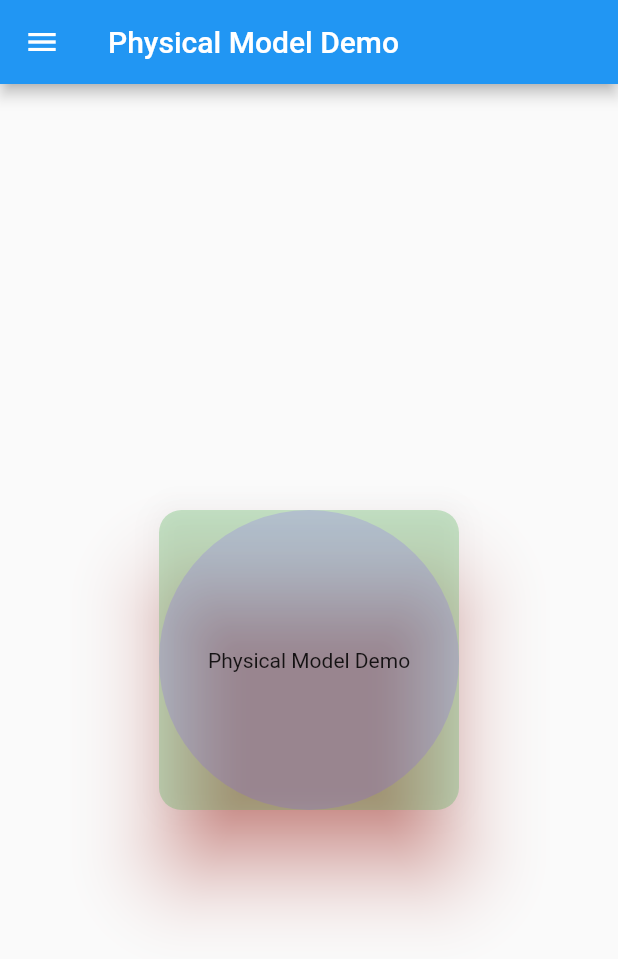
After one commit to sssloba/flutter-widgets-demo, a Flutter app: the PhysicalModelDemo screen opened directly, on a phone screen of 412 x 824 dp. The commit adds this screen. Shown: the top 959 px of the screen. Run offline on Flutter 3.47's test engine with Material 2 defaults, Android fonts, the phone set to English and light mode, and no system bars.

Commit message:
physical-model

```diff
--- /dev/null
+++ b/lib/screens/physical_model_demo.dart
@@ -0,0 +1,38 @@
+import 'package:flutter/material.dart';
+import 'package:flutter_widgets_demo/widgets/app_drawer.dart';
+
+class PhysicalModelDemo extends StatelessWidget {
+  const PhysicalModelDemo({Key? key}) : super(key: key);
+
+  @override
+  Widget build(BuildContext context) {
+    return Scaffold(
+      drawer: const AppDrawer(),
+      appBar: AppBar(title: const Text('Physical Model Demo')),
+      body: Center(
+        child: PhysicalModel(
+          // clipBehavior: Clip.hardEdge,
+          borderRadius: BorderRadius.circular(15),
+          // shape: BoxShape.circle,
+          elevation: 23,
+          color: Colors.green.withOpacity(0.3),
+          shadowColor: Colors.red,
+          child: Container(
+            decoration: BoxDecoration(
+              color: Colors.deepPurpleAccent.withOpacity(0.2),
+              shape: BoxShape.circle,
+              // borderRadius: BorderRadius.circular(15),
+            ),
+            width: 200,
+            height: 200,
+            child: const Center(
+              child: Text(
+                'Physical Model Demo',
+              ),
+            ),
+          ),
+        ),
+      ),
+    );
+  }
+}
--- a/lib/widgets/app_drawer.dart
+++ b/lib/widgets/app_drawer.dart
@@ -1,6 +1,7 @@
 import 'package:flutter/material.dart';
 import 'package:flutter_widgets_demo/screens/animated_cross_fade_demo.dart';
 import 'package:flutter_widgets_demo/screens/callback_text_first.dart';
+import 'package:flutter_widgets_demo/screens/physical_model_demo.dart';
 import 'package:flutter_widgets_demo/screens/draggables.dart';
 import 'package:flutter_widgets_demo/screens/home_page.dart';
 import 'package:flutter_widgets_demo/screens/reorderables.dart';
@@ -26,6 +27,7 @@ class AppDrawer extends StatelessWidget {
           DrawerTile('Colored title', ColoredBox(color: Colors.green)),
           DrawerTile('Callback Text', CallbackTextFirst()),
           DrawerTile('Stateful Builder Demo', StatefulBuilderDemo()),
+          DrawerTile('Physical Model', PhysicalModelDemo()),
         ],
       ),
     );
```
Also changed, not shown: pubspec.lock.
